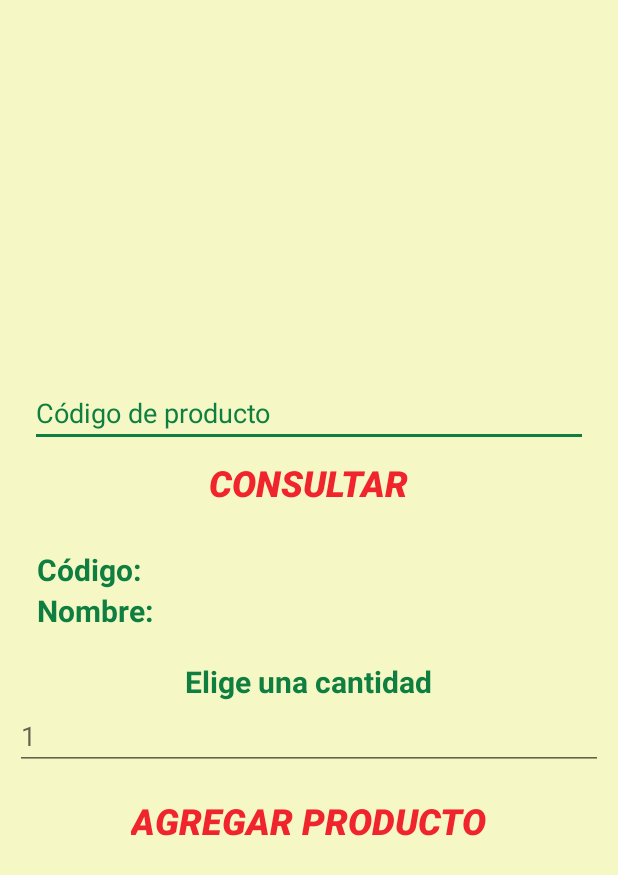
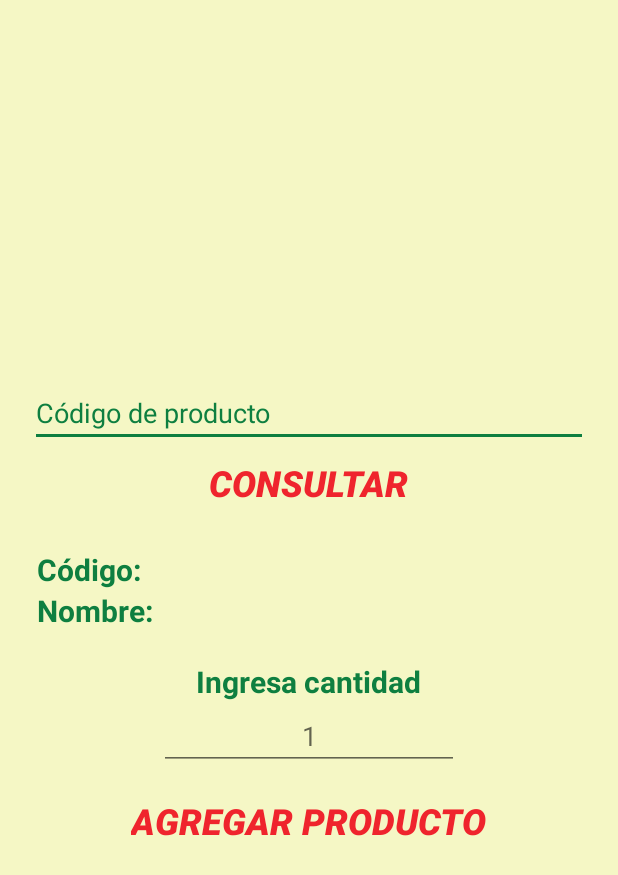
Before and after one commit to Cardiell/InventarioGranoDeOro, an Android app: the ConsultaCodigoActivity screen opened directly, with no data from a screen before it, on a phone screen of 412 x 824 dp. Shown: the top 875 px of the screen. Run offline under Robolectric (Android 15) with nearby library versions, the phone set to English and light mode, and no system bars.

Commit message:
De numberPicker a editText (numberDecimal)

```diff
--- a/app/src/main/res/layout/activity_consulta_codigo.xml
+++ b/app/src/main/res/layout/activity_consulta_codigo.xml
@@ -81,11 +81,12 @@
 
         <EditText
             android:id="@+id/np"
-            android:layout_width="match_parent"
+            android:layout_width="200dp"
             android:layout_height="wrap_content"
             android:layout_centerHorizontal="true"
             android:layout_centerVertical="true"
             android:hint="1"
+            android:gravity="center"
             android:inputType="numberDecimal" />
 
         <Button
--- a/app/src/main/res/layout/activity_consulta_nombre.xml
+++ b/app/src/main/res/layout/activity_consulta_nombre.xml
@@ -80,11 +80,12 @@
 
         <EditText
             android:id="@+id/np"
-            android:layout_width="match_parent"
+            android:layout_width="200dp"
             android:layout_height="wrap_content"
             android:layout_centerHorizontal="true"
             android:layout_centerVertical="true"
             android:hint="1"
+            android:gravity="center"
             android:inputType="numberDecimal" />
 
         <Button
--- a/app/src/main/res/layout/activity_consulta_scanner.xml
+++ b/app/src/main/res/layout/activity_consulta_scanner.xml
@@ -55,11 +55,12 @@
 
         <EditText
             android:id="@+id/np"
-            android:layout_width="match_parent"
+            android:layout_width="200dp"
             android:layout_height="wrap_content"
             android:layout_centerHorizontal="true"
             android:layout_centerVertical="true"
             android:hint="1"
+            android:gravity="center"
             android:inputType="numberDecimal" />
 
         <Button
--- a/app/src/main/res/layout/activity_modificar.xml
+++ b/app/src/main/res/layout/activity_modificar.xml
@@ -54,11 +54,12 @@
 
         <EditText
             android:id="@+id/mnp"
-            android:layout_width="match_parent"
+            android:layout_width="200dp"
             android:layout_height="wrap_content"
             android:layout_centerHorizontal="true"
             android:layout_centerVertical="true"
             android:hint="1"
+            android:gravity="center"
             android:inputType="numberDecimal" />
 
         <Button
--- a/app/src/main/res/values/strings.xml
+++ b/app/src/main/res/values/strings.xml
@@ -14,11 +14,11 @@
     <string name="viewId"><b>Código: </b></string>
     <string name="viewNombre"><b>Nombre: </b></string>
     <string name="nombre">Nombre</string>
-    <string name="viewExistencia"><b>Elige una cantidad</b></string>
+    <string name="viewExistencia"><b>Ingresa cantidad</b></string>
     <string name="agregar">Agregar Producto</string>
     <string name="generar">Generar reporte</string>
     <string name="codigoProducto">Código de producto</string>
-    <string name="cambiarExistencia">Elige nuevo valor de existencia</string>
+    <string name="cambiarExistencia">Ingresa nuevo valor de existencia</string>
   <!--  <string name="eliminarProducto">Eliminar</string> -->
     <string name="modificarProducto">Guardar</string>
     <string name="desc">Descripcion :V</string>
```
